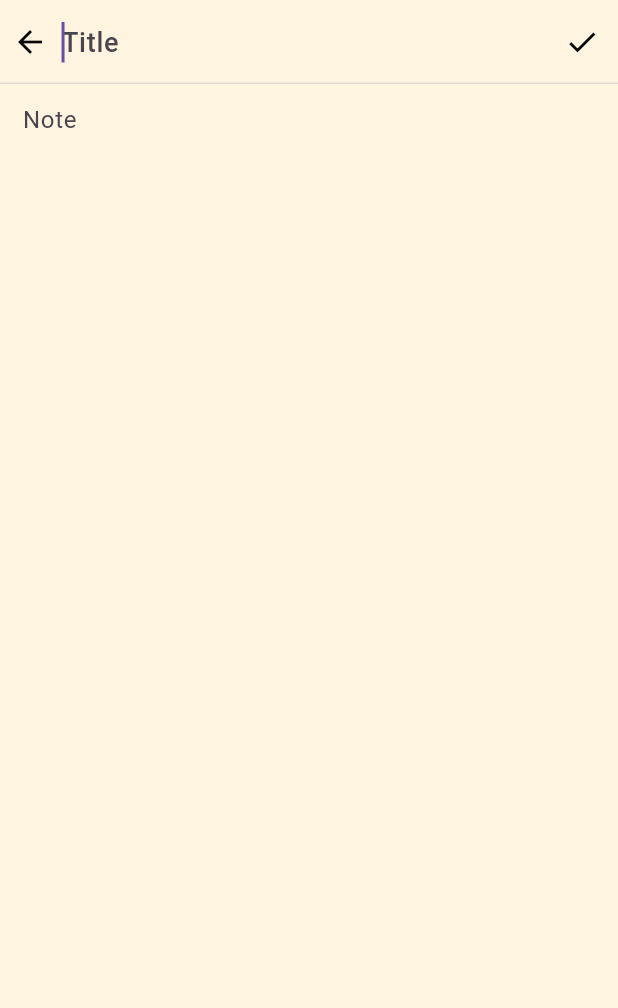
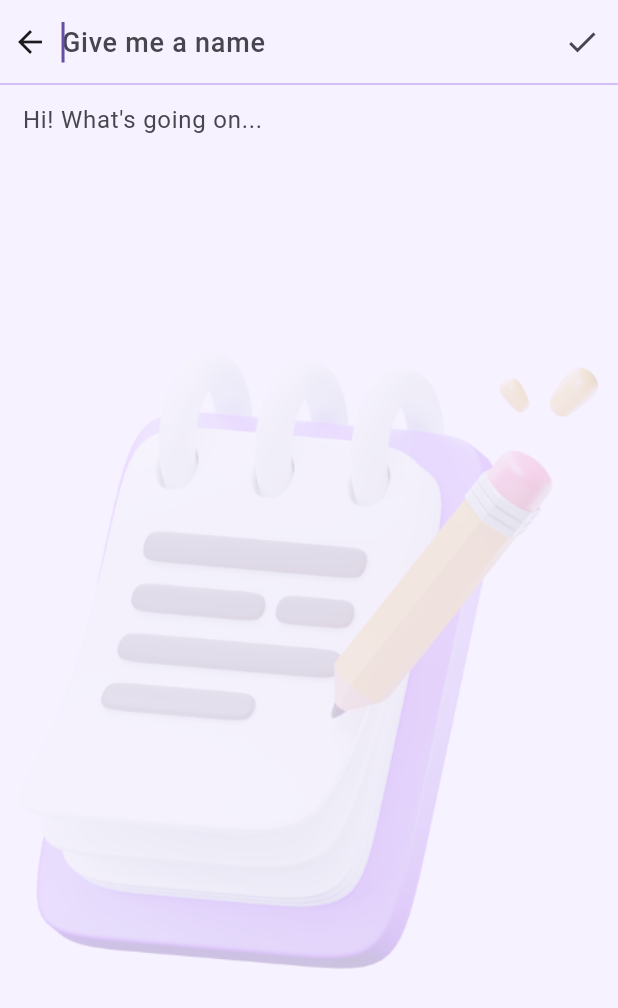
Before and after one commit to mobasaradev/minima, a Flutter app: the screen it shows after launch, scrolled down 56 dp, after a tap on "New", on a phone screen of 412 x 824 dp. Shown: the top 1008 px of the screen. Run offline on Flutter 3.47's test engine with Material 3 defaults, Android fonts, the phone set to English and light mode, and no system bars; our stand-ins replace equatable, flutter_bloc, hydrated_bloc; project files that could hold a hidden picture were left out.

Commit message:
updated light color

```diff
--- a/lib/modules/home/views/home_page.dart
+++ b/lib/modules/home/views/home_page.dart
@@ -1,9 +1,9 @@
+import 'package:flutter/material.dart';
+import 'package:flutter_bloc/flutter_bloc.dart';
 import 'package:minima_note_app/models/note.dart';
 import 'package:minima_note_app/modules/home/cubit/note/note_cubit.dart';
 import 'package:minima_note_app/modules/home/views/views.dart';
 import 'package:minima_note_app/utils/utils.dart';
-import 'package:flutter/material.dart';
-import 'package:flutter_bloc/flutter_bloc.dart';
 
 class HomePage extends StatelessWidget {
   HomePage({super.key});
@@ -23,14 +23,15 @@ class HomePage extends StatelessWidget {
             return NestedScrollView(
               headerSliverBuilder: (context, innerBoxIsScrolled) => [
                 SliverAppBar(
-                  title: const Text("Daily Plan"),
+                  backgroundColor: AppColors.primaryBackGround,
+                  title: const Text("Minima Note"),
                   centerTitle: true,
                   pinned: true,
                   floating: true,
                   snap: true,
                   elevation: 0,
                   automaticallyImplyLeading: false,
-                  scrolledUnderElevation: 2.5,
+                  scrolledUnderElevation: 0,
                   shape: const Border(
                     bottom: BorderSide(
                       color: AppColors.transparent,
@@ -50,20 +51,41 @@ class HomePage extends StatelessWidget {
                 ),
               ],
               body: notes.isEmpty
-                  ? Center(
-                      child: Column(
+                  ? Column(
+                      mainAxisAlignment: MainAxisAlignment.center,
+                      crossAxisAlignment: CrossAxisAlignment.center,
                       children: [
-                        const SizedBox(height: 80),
-                        Image.asset("assets/images/add_notes.png"),
+                        Opacity(
+                          opacity: 0.8,
+                          child: Image.asset(
+                            "assets/images/add_notes.png",
+                            height: 300,
+                          ),
+                        ),
+                        const SizedBox(height: 20),
                         Text(
                           "Add your new plan",
-                          style: AppThemes.josefinSansTextStyle
-                              .copyWith(fontSize: 35),
+                          style: AppThemes.lightTheme.textTheme.titleMedium
+                              ?.copyWith(
+                            fontSize: 32,
+                            color: AppColors.secondaryBackGround,
+                            fontWeight: FontWeight.w700,
+                          ),
                         )
                       ],
-                    ))
-                  : TabBarView(
-                      children: [for (final e in _viewMap.entries) e.value],
+                    )
+                  : Container(
+                      decoration: const BoxDecoration(
+                        image: DecorationImage(
+                          image: AssetImage(
+                            "assets/images/add_notes.png",
+                          ),
+                          opacity: .1,
+                        ),
+                      ),
+                      child: TabBarView(
+                        children: [for (final e in _viewMap.entries) e.value],
+                      ),
                     ),
             );
           },
--- a/lib/modules/home/views/new_note.dart
+++ b/lib/modules/home/views/new_note.dart
@@ -46,14 +46,11 @@ class _NewNoteState extends State<NewNote> {
             fontWeight: FontWeight.w500,
           ),
           decoration: const InputDecoration(
-            hintText: "Title",
+            hintText: "Give me a name",
             border: InputBorder.none,
           ),
         ),
         actions: [
-          // const Icon(
-          //   Icons.attach_file,
-          // ),
           IconButton(
             onPressed: () {
               final note = Note(
@@ -74,13 +71,18 @@ class _NewNoteState extends State<NewNote> {
         ],
       ),
       body: SafeArea(
-        child: Padding(
-          padding: const EdgeInsets.symmetric(
-            horizontal: 15,
+        child: Container(
+          padding: const EdgeInsets.symmetric(horizontal: 15),
+          decoration: const BoxDecoration(
+            image: DecorationImage(
+              image: AssetImage(
+                "assets/images/add_notes.png",
+              ),
+              opacity: .2,
+            ),
           ),
           child: Column(
             children: [
-              // note
               Expanded(
                 child: TextField(
                   controller: _contentTextEditingController,
@@ -90,7 +92,7 @@ class _NewNoteState extends State<NewNote> {
                     fontSize: 16,
                   ),
                   decoration: const InputDecoration(
-                    hintText: "Note",
+                    hintText: "Hi! What's going on...",
                     border: InputBorder.none,
                   ),
                 ),
--- a/lib/utils/app_colors.dart
+++ b/lib/utils/app_colors.dart
@@ -2,18 +2,15 @@ import 'package:flutter/material.dart';
 
 class AppColors {
   AppColors._();
-  static const primaryBackGround = Color(0xFFFFF4E0);
-  static const primaryBackGroundDark = Color(0xFF404258);
-  static const secondaryBackGround = Color(0xFFFFCBAC);
-  static const secondaryBackGroundDark = Color(0xFF6B728E);
-  static const primaryText = Color(0xFF060606);
-  static const primaryTextDark = Color(0xFFFFFFFF);
-  static const secondaryText = Color(0xFF505050);
-  static const secondaryTextDark = Color(0xFFC3C3C3);
-  static const accent = Color(0xFFFFFFFF);
-  static const primaryIconBackGround = Color(0xFFB46060);
-  static const primaryIconBackGroundDark = Color(0xFFFF4C29);
-  static const secondaryIcon = Color(0xFF505050);
-  static const secondaryIconDark = Color(0xFFC3C3C3);
+  static const primaryBackGround = Color(0xFFf6f2ff);
+  static const primaryBackGroundDark = Color(0xFF221D2D);
+  static const secondaryBackGround = Color(0xFF9f74eb);
+  static const secondaryBackGroundDark = Color(0xFF624693);
+  // static const secondaryBackGroundDark = Color(0xFF720455);
+
+  static const black = Color(0xFF060606);
+  static const grey = Color(0xFF505050);
+  static const white = Color(0xFFFFFFFF);
   static const transparent = Color(0x00000000);
 }
+//  F9F07A
--- a/lib/utils/app_themes.dart
+++ b/lib/utils/app_themes.dart
@@ -1,47 +1,52 @@
+import 'package:flutter/material.dart';
 import 'package:minima_note_app/utils/utils.dart';
-import 'package:flutter/material.dart';
-import 'package:google_fonts/google_fonts.dart';
 
 class AppThemes {
   AppThemes._();
 
-  static final josefinSansTextStyle = GoogleFonts.josefinSans();
-
   /// TabBar Light theme
   static final _tabBarThemeLight = TabBarTheme(
-    labelStyle: josefinSansTextStyle.copyWith(
-      fontSize: 16,
-      fontWeight: FontWeight.w500,
+    dividerColor: AppColors.transparent,
+    dividerHeight: 0,
+    labelStyle: const TextStyle(
+      fontFamily: "Montserrat",
+      fontSize: 18,
+      fontWeight: FontWeight.w700,
     ),
     indicator: const UnderlineTabIndicator(
-      borderSide: BorderSide(width: 0, color: AppColors.transparent),
+      borderSide: BorderSide(
+        width: 0,
+        color: AppColors.transparent,
+      ),
     ),
-    unselectedLabelColor: AppColors.secondaryText.withOpacity(.7),
-    unselectedLabelStyle: josefinSansTextStyle,
-    labelColor: AppColors.primaryText,
+    unselectedLabelColor: AppColors.secondaryBackGround.withOpacity(0.7),
+    unselectedLabelStyle: const TextStyle(
+      fontFamily: "Montserrat",
+    ),
+    labelColor: AppColors.secondaryBackGround,
   );
 
   /// Light Theme Data
   static ThemeData get lightTheme => ThemeData(
         // Card icon
         iconTheme: IconThemeData(
-          color: AppColors.secondaryIcon.withOpacity(.8),
+          color: AppColors.white.withOpacity(.8),
         ),
-        // primary colors
         primaryColor: AppColors.secondaryBackGround,
-        // Accent color
 
         // AppBar Light Theme
         appBarTheme: AppBarTheme(
-          iconTheme: const IconThemeData(color: AppColors.primaryText),
-          titleTextStyle: josefinSansTextStyle.copyWith(
+          titleTextStyle: const TextStyle(
+            fontFamily: "Montserrat",
             fontSize: 20,
-            color: AppColors.primaryText,
+            fontWeight: FontWeight.w700,
+            color: AppColors.secondaryBackGround,
           ),
           backgroundColor: AppColors.primaryBackGround,
           shape: Border(
             bottom: BorderSide(
-              color: AppColors.secondaryTextDark.withOpacity(.5),
+              width: 0,
+              color: AppColors.secondaryBackGround.withOpacity(.8),
             ),
           ),
           elevation: 0,
@@ -50,52 +55,62 @@ class AppThemes {
 
         // Scaffold Light theme
         scaffoldBackgroundColor: AppColors.primaryBackGround,
-        hintColor: AppColors.secondaryText,
-
+        hintColor: AppColors.grey.withOpacity(0.5),
+        // Text theme
+        textTheme: const TextTheme(
+          titleMedium: TextStyle(
+            fontFamily: "Montserrat",
+            color: AppColors.white,
+          ),
+        ),
         floatingActionButtonTheme: const FloatingActionButtonThemeData(
-          backgroundColor: AppColors.primaryIconBackGround,
-          foregroundColor: AppColors.accent,
+          backgroundColor: AppColors.secondaryBackGround,
+          foregroundColor: AppColors.white,
         ),
       );
 
-  /// Dark Theme Data
+  // Dark Theme Data
   static ThemeData get darkTheme => lightTheme.copyWith(
         // Card icon
         iconTheme: IconThemeData(
-          color: AppColors.accent.withOpacity(.8),
+          color: AppColors.white.withOpacity(.8),
         ),
         primaryColor: AppColors.secondaryBackGroundDark,
-
         // AppBar Dark Theme
         appBarTheme: AppBarTheme(
-          titleTextStyle: josefinSansTextStyle.copyWith(
-            color: AppColors.primaryTextDark,
+          backgroundColor: AppColors.primaryBackGroundDark,
+          iconTheme: const IconThemeData(color: AppColors.white),
+          titleTextStyle: const TextStyle(
+            fontFamily: "Montserrat",
+            fontSize: 20,
+            fontWeight: FontWeight.w700,
+            color: AppColors.white,
           ),
-          backgroundColor: AppColors.primaryBackGroundDark,
-          shape: const Border(
+          shape: Border(
             bottom: BorderSide(
-              color: AppColors.secondaryText,
-              width: 1,
+              color: AppColors.secondaryBackGround.withOpacity(0.6),
+              width: 0,
             ),
           ),
           elevation: 0,
         ),
         tabBarTheme: _tabBarThemeLight.copyWith(
-          labelColor: AppColors.primaryTextDark,
-          unselectedLabelColor: AppColors.secondaryTextDark.withOpacity(.7),
+          labelColor: AppColors.white,
+          unselectedLabelColor: AppColors.white.withOpacity(.6),
         ),
 
         // Scaffold Dark theme
         scaffoldBackgroundColor: AppColors.primaryBackGroundDark,
-        hintColor: AppColors.secondaryTextDark,
-        textTheme: TextTheme(
-          titleMedium: josefinSansTextStyle.copyWith(
-            color: AppColors.secondaryTextDark,
-          ), //<-- SEE HERE
+        hintColor: AppColors.white.withOpacity(0.6),
+        textTheme: const TextTheme(
+          titleMedium: TextStyle(
+            fontFamily: "Montserrat",
+            color: AppColors.white,
+          ),
         ),
         floatingActionButtonTheme: const FloatingActionButtonThemeData(
-          backgroundColor: AppColors.primaryIconBackGroundDark,
-          foregroundColor: AppColors.accent,
+          backgroundColor: AppColors.secondaryBackGroundDark,
+          foregroundColor: AppColors.white,
         ),
       );
 }
--- a/lib/widgets/note_card.dart
+++ b/lib/widgets/note_card.dart
@@ -1,5 +1,5 @@
+import 'package:flutter/material.dart';
 import 'package:minima_note_app/utils/utils.dart';
-import 'package:flutter/material.dart';
 
 class NoteCard extends StatelessWidget {
   const NoteCard({
@@ -27,16 +27,16 @@ class NoteCard extends StatelessWidget {
           horizontal: 15,
           vertical: 7,
         ),
-        padding: const EdgeInsets.only(
-          top: 10,
-          left: 15,
+        padding: const EdgeInsets.symmetric(
+          vertical: 10,
+          horizontal: 15,
         ),
         decoration: BoxDecoration(
           color: themeData.primaryColor,
           borderRadius: BorderRadius.circular(16),
           boxShadow: [
             BoxShadow(
-              color: AppColors.primaryIconBackGround.withOpacity(.5),
+              color: AppColors.grey.withOpacity(.5),
               blurRadius: 3,
               offset: const Offset(0, 1),
             )
@@ -47,41 +47,46 @@ class NoteCard extends StatelessWidget {
           children: [
             Text(
               title,
-              style: AppThemes.josefinSansTextStyle.copyWith(
+              style: AppThemes.darkTheme.textTheme.titleMedium?.copyWith(
                 fontSize: 18,
-                fontWeight: FontWeight.w500,
+                fontWeight: FontWeight.w600,
+                color: AppColors.white,
               ),
               maxLines: 1,
               overflow: TextOverflow.ellipsis,
             ),
             const Divider(
-              height: 8,
+              height: 12,
+              color: AppColors.white,
               thickness: 1,
-              endIndent: 350,
+              endIndent: 300,
             ),
             Text(
               content,
-              style: AppThemes.josefinSansTextStyle.copyWith(
-                fontSize: 14,
+              style: AppThemes.darkTheme.textTheme.titleMedium?.copyWith(
+                fontSize: 16,
+                color: AppColors.white,
+                fontWeight: FontWeight.w600,
               ),
-              maxLines: 1,
+              maxLines: 2,
               overflow: TextOverflow.ellipsis,
             ),
+            const SizedBox(height: 15),
             Row(
               mainAxisAlignment: MainAxisAlignment.spaceBetween,
               children: [
                 Text(
                   time ?? '',
-                  style: AppThemes.josefinSansTextStyle.copyWith(
+                  style: AppThemes.darkTheme.textTheme.titleMedium?.copyWith(
                     fontSize: 14,
+                    color: AppColors.white,
                   ),
                 ),
-                IconButton(
-                  onPressed: removeOnPress,
-                  icon: const Icon(
+                GestureDetector(
+                  onTap: removeOnPress,
+                  child: const Icon(
                     Icons.delete_rounded,
                     size: 20,
-                    // color: AppColors.primaryIconBackGround,
                   ),
                 ),
               ],
```
Also changed, not shown: pubspec.yaml (+9 -70 lines), assets/fonts/MontserratAlternates-Bold.ttf (added), assets/fonts/MontserratAlternates-Medium.ttf (added), assets/fonts/MontserratAlternates-Regular.ttf (added), assets/fonts/MontserratAlternates-SemiBold.ttf (added), assets/images/add_notes.png, pubspec.lock, 1 other file.
